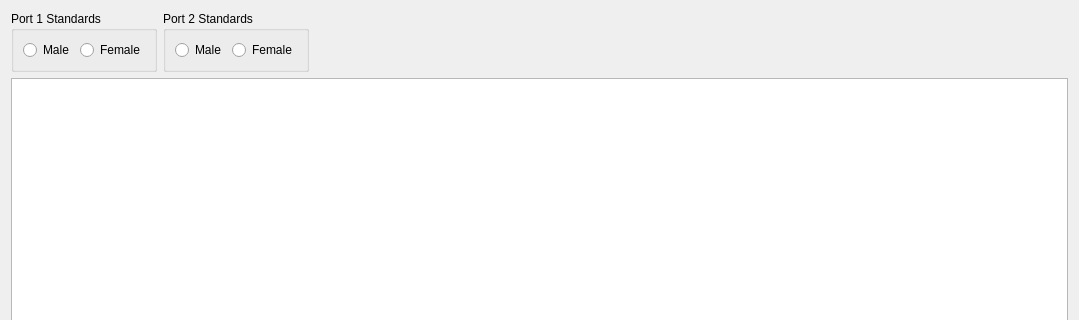
Old version of the form Software/PC_Application/Calibration/calibrationtracedialog.ui in the repository jankae/LibreVNA; both pictures show x 0 to 1079 and y 0 to 320 of the 1079 by 578 pixel window.
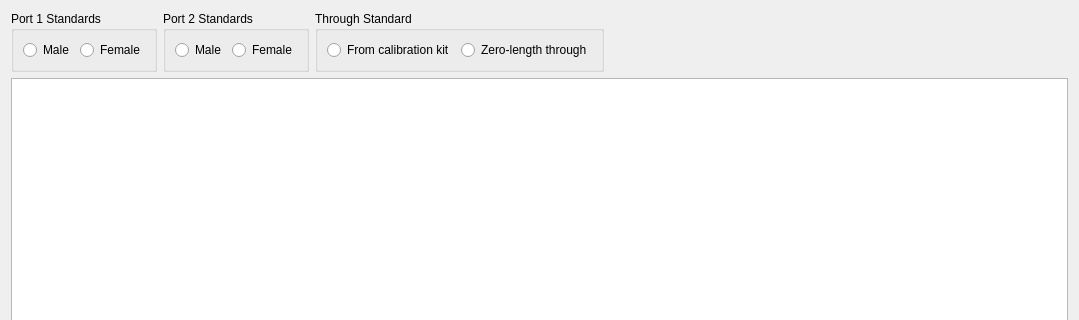
New version of the form. Icons and pictures are not drawn.

Commit message: option for zero-length through

```diff
--- a/Software/PC_Application/Calibration/calibrationtracedialog.ui
+++ b/Software/PC_Application/Calibration/calibrationtracedialog.ui
@@ -18,7 +18,7 @@
   </property>
   <layout class="QVBoxLayout" name="verticalLayout">
    <item>
-    <layout class="QHBoxLayout" name="horizontalLayout_4">
+    <layout class="QHBoxLayout" name="horizontalLayout_5">
      <item>
       <widget class="QGroupBox" name="port1Standards">
        <property name="title">
@@ -77,6 +77,35 @@
        </layout>
       </widget>
      </item>
+     <item>
+      <widget class="QGroupBox" name="throughStandard">
+       <property name="title">
+        <string>Through Standard</string>
+       </property>
+       <layout class="QHBoxLayout" name="horizontalLayout_4">
+        <item>
+         <widget class="QRadioButton" name="throughCalkit">
+          <property name="text">
+           <string>From calibration kit</string>
+          </property>
+          <attribute name="buttonGroup">
+           <string notr="true">throughGroup</string>
+          </attribute>
+         </widget>
+        </item>
+        <item>
+         <widget class="QRadioButton" name="throughZero">
+          <property name="text">
+           <string>Zero-length through</string>
+          </property>
+          <attribute name="buttonGroup">
+           <string notr="true">throughGroup</string>
+          </attribute>
+         </widget>
+        </item>
+       </layout>
+      </widget>
+     </item>
      <item>
       <spacer name="horizontalSpacer_2">
        <property name="orientation">
```
Left out of the diff: 1 changed line with no effect on the pictures. The commit also changes 3 other files.
